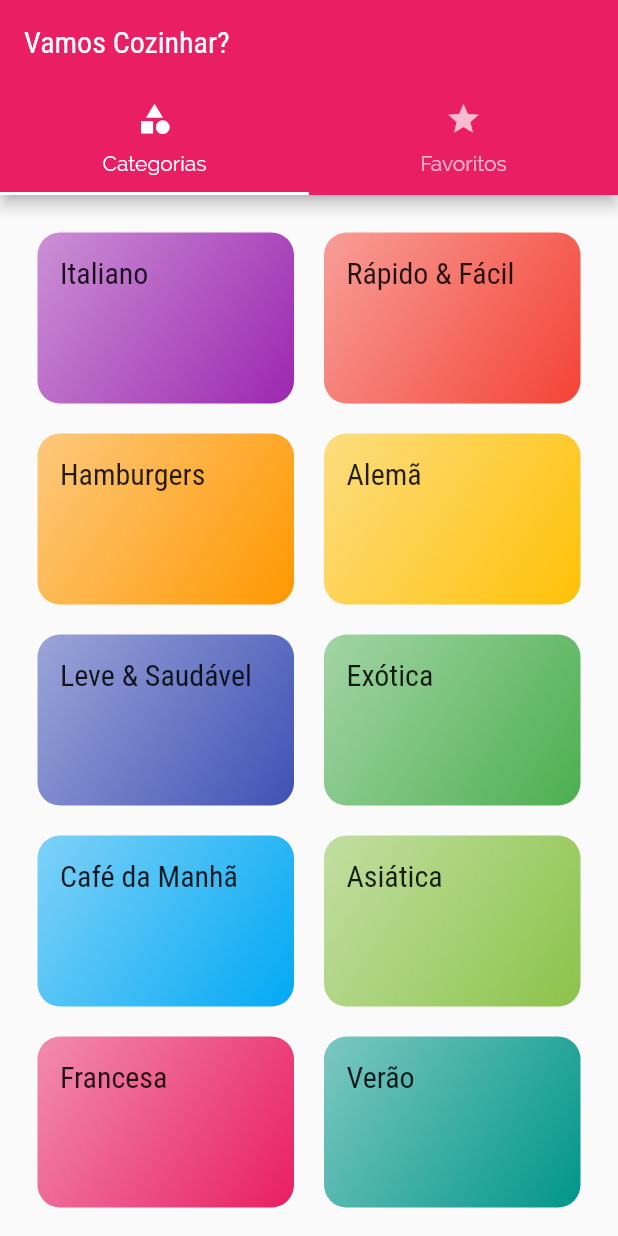
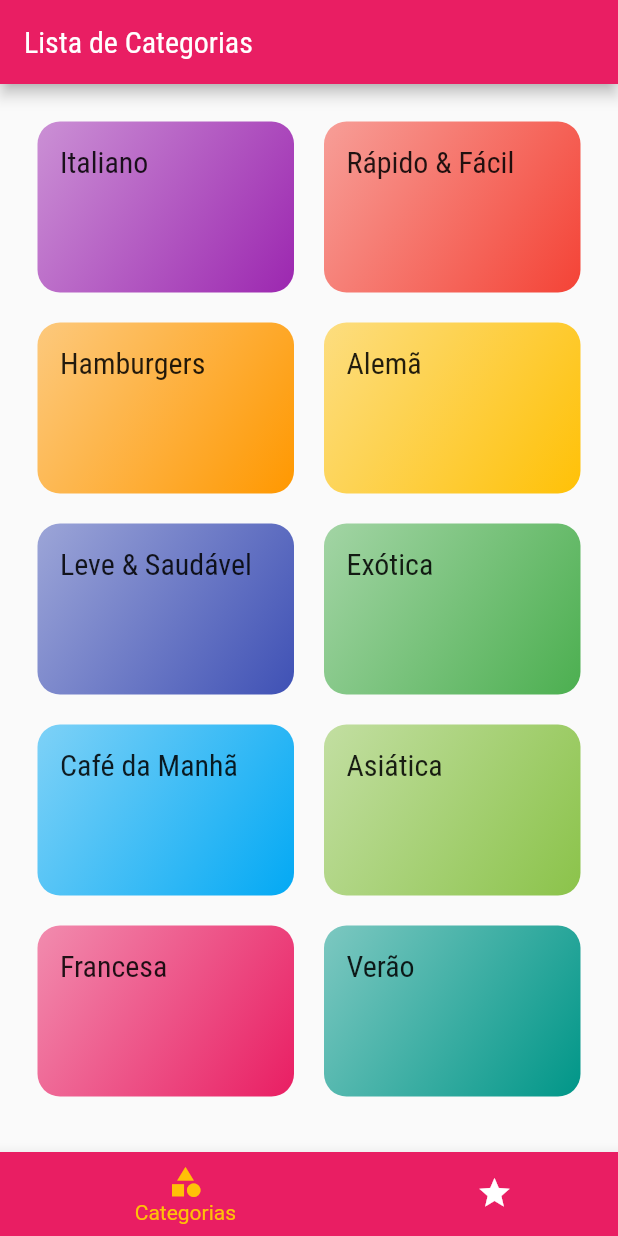
Before and after one commit to CSIRamone/meals, a Flutter app: the screen it shows after launch, on a phone screen of 412 x 824 dp. Run offline on Flutter 3.47's test engine with Material 2 defaults, Android fonts, the phone set to English and light mode, and no system bars.

Commit message:
refatorando o TabasScreen para StateFulWidget para controlar os estados criacao de List<Map<String, Object>> _screens para retornar da tela e string do title, criado _selectScreen com setState, Componente bottomNavigationBar, e BottomNagigationBarType.shiftinge BottomNavigationBarItem colocado a navegacao das abas para baixo

```diff
--- a/lib/screens/tabs_screen.dart
+++ b/lib/screens/tabs_screen.dart
@@ -2,35 +2,54 @@ import 'package:flutter/material.dart';
 import 'category_screen.dart';
 import 'favorite_screen.dart';
 
-class TabsScreen extends StatelessWidget {
+class TabsScreen extends StatefulWidget {
   const TabsScreen({super.key});
 
   @override
+  State<TabsScreen> createState() => _TabsScreenState();
+}
+
+class _TabsScreenState extends State<TabsScreen> {
+  int _selectedScreenIndex = 0;
+  final List<Map<String, Object>> _screens = [
+    {'title': 'Lista de Categorias', 'screen': const CategoriesScreen()},
+    {'title': 'Meus Favoritos', 'screen': const FavoriteScreen()},
+  ];
+
+  _selectScreen(int index) {
+    setState(() {
+      _selectedScreenIndex = index;
+    });
+  }
+
+  @override
   Widget build(BuildContext context) {
-    return DefaultTabController(
-      length: 2,
-      child: Scaffold(
-        appBar: AppBar(
-          title: const Text('Vamos Cozinhar?'),
-          bottom: const TabBar(
-            tabs: [
-              Tab(
-                icon: Icon(Icons.category),
-                text: 'Categorias',
-              ),
-              Tab(
-                icon: Icon(Icons.star),
-                text: 'Favoritos',
-              ),
-            ],
+    return Scaffold(
+      appBar: AppBar(
+        title: Text(
+          _screens[_selectedScreenIndex]['title'] as String,
+        ),
+      ),
+      body: _screens[_selectedScreenIndex]['screen'] as Widget,
+      bottomNavigationBar: BottomNavigationBar(
+        onTap: _selectScreen,
+        backgroundColor: Theme.of(context).primaryColor,
+        unselectedItemColor: Colors.white,
+        selectedItemColor: Theme.of(context).hintColor,
+        currentIndex: _selectedScreenIndex,
+        type: BottomNavigationBarType.shifting,
+        items: [
+          BottomNavigationBarItem(
+            backgroundColor: Theme.of(context).primaryColor,
+            icon: const Icon(Icons.category),
+            label: 'Categorias',
           ),
-        ),
-        body: const TabBarView(
-          children: [
-            CategoriesScreen(),
-            FavoriteScreen(),
-          ],
-        ),
+          BottomNavigationBarItem(
+            backgroundColor: Theme.of(context).primaryColor,
+            icon: const Icon(Icons.star),
+            label: 'Favoritos',
+          ),
+        ],
       ),
     );
   }
```
